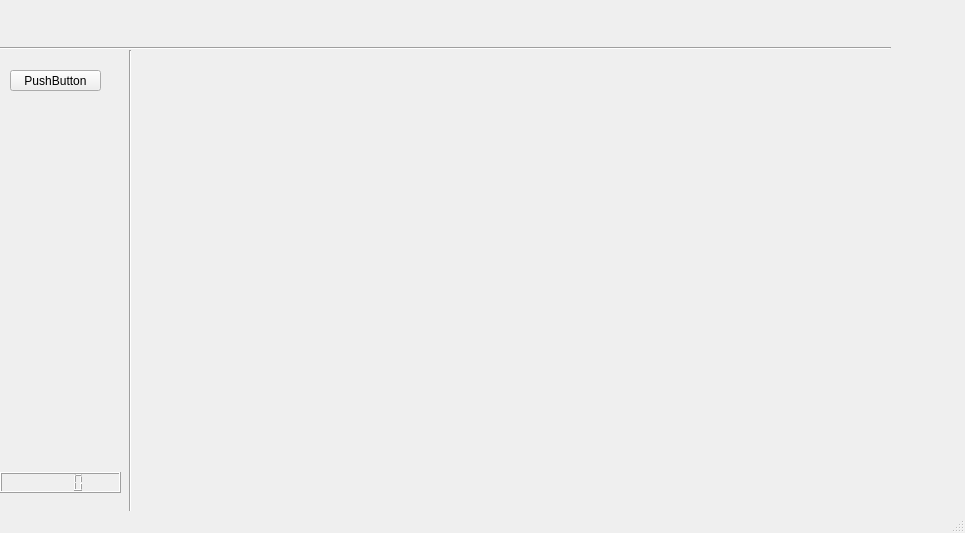
Qt form Code/PyTick/Scripts/PyTick.ui (Joiner12/Python_M) before a commit.
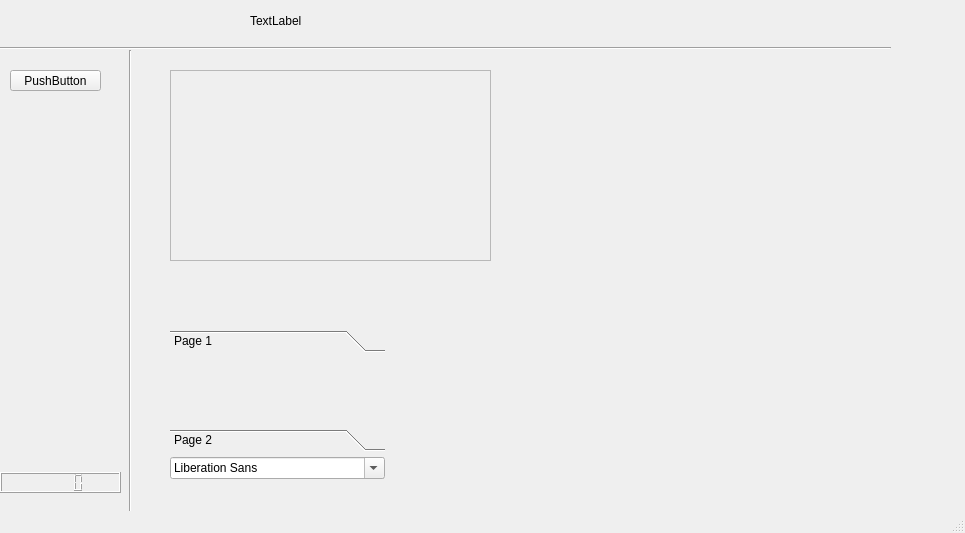
The same form after that commit. Icons and pictures are not drawn.

What changed in the file:
```diff
--- a/Code/PyTick/Scripts/PyTick.ui
+++ b/Code/PyTick/Scripts/PyTick.ui
@@ -82,6 +82,83 @@
      </rect>
     </property>
    </widget>
+   <widget class="QFrame" name="frame">
+    <property name="geometry">
+     <rect>
+      <x>170</x>
+      <y>70</y>
+      <width>321</width>
+      <height>191</height>
+     </rect>
+    </property>
+    <property name="frameShape">
+     <enum>QFrame::StyledPanel</enum>
+    </property>
+    <property name="frameShadow">
+     <enum>QFrame::Raised</enum>
+    </property>
+   </widget>
+   <widget class="QLabel" name="label">
+    <property name="geometry">
+     <rect>
+      <x>250</x>
+      <y>0</y>
+      <width>151</width>
+      <height>41</height>
+     </rect>
+    </property>
+    <property name="text">
+     <string>TextLabel</string>
+    </property>
+   </widget>
+   <widget class="QWidget" name="">
+    <property name="geometry">
+     <rect>
+      <x>170</x>
+      <y>330</y>
+      <width>215</width>
+      <height>149</height>
+     </rect>
+    </property>
+    <layout class="QVBoxLayout" name="verticalLayout">
+     <item>
+      <widget class="QToolBox" name="toolBox">
+       <property name="currentIndex">
+        <number>0</number>
+       </property>
+       <widget class="QWidget" name="page">
+        <property name="geometry">
+         <rect>
+          <x>0</x>
+          <y>0</y>
+          <width>213</width>
+          <height>69</height>
+         </rect>
+        </property>
+        <attribute name="label">
+         <string>Page 1</string>
+        </attribute>
+       </widget>
+       <widget class="QWidget" name="page_2">
+        <property name="geometry">
+         <rect>
+          <x>0</x>
+          <y>0</y>
+          <width>213</width>
+          <height>69</height>
+         </rect>
+        </property>
+        <attribute name="label">
+         <string>Page 2</string>
+        </attribute>
+       </widget>
+      </widget>
+     </item>
+     <item>
+      <widget class="QFontComboBox" name="fontComboBox"/>
+     </item>
+    </layout>
+   </widget>
   </widget>
   <widget class="QStatusBar" name="statusbar"/>
  </widget>
```
